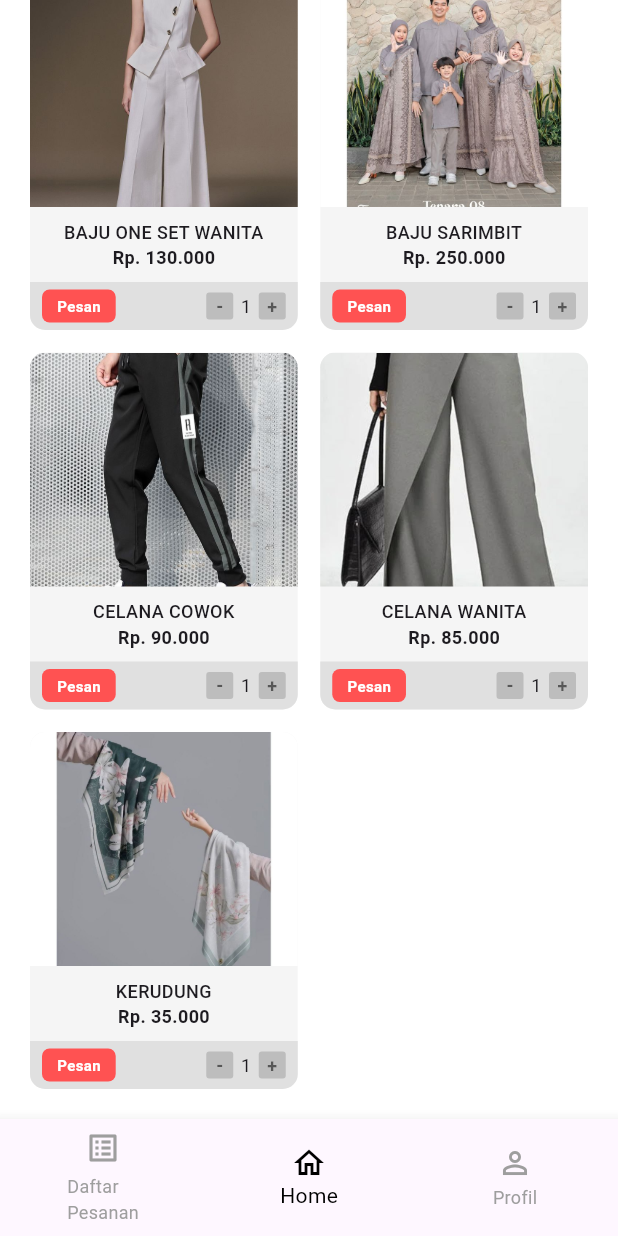
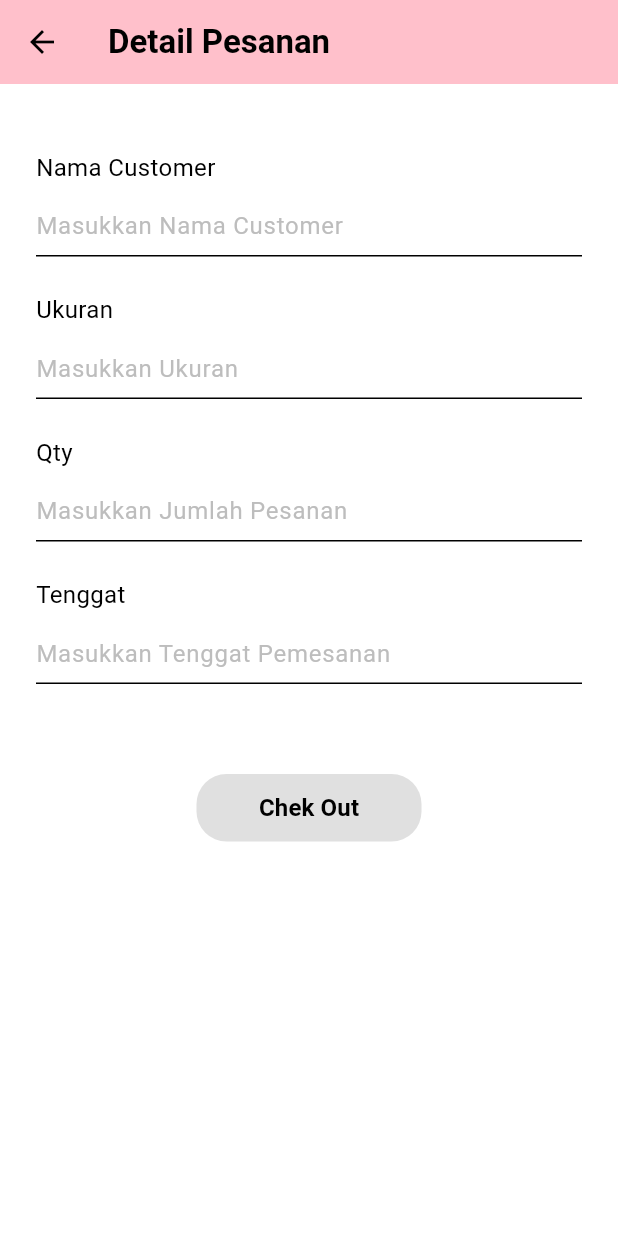
Before and after one commit to mufidaa14/UTS_Umey, a Flutter app: the HomeScreen screen opened directly, scrolled down 541 dp, after a tap on "Pesan", on a phone screen of 412 x 824 dp. Run offline on Flutter 3.47's test engine with Material 3 defaults, Android fonts, the light colour scheme and no system bars.

Commit message:
komit 4: menambah halaman detail pesanan

```diff
--- /dev/null
+++ b/lib/detail_pesanan_screen.dart
@@ -0,0 +1,114 @@
+import 'package:flutter/material.dart';
+
+class DetailPesananScreen extends StatelessWidget {
+  const DetailPesananScreen({super.key});
+
+  @override
+  Widget build(BuildContext context) {
+    return Scaffold(
+      backgroundColor: Colors.white,
+      appBar: AppBar(
+        title: const Text(
+          'Detail Pesanan',
+          style: TextStyle(
+            color: Colors.black,
+            fontWeight: FontWeight.bold,
+          ),
+        ),
+        backgroundColor: const Color(0xFFFFC0CB), // Soft pink
+        elevation: 0,
+        leading: IconButton(
+          icon: const Icon(Icons.arrow_back, color: Colors.black),
+          onPressed: () => Navigator.pop(context),
+        ),
+      ),
+      body: Padding(
+        padding: const EdgeInsets.all(24.0),
+        child: Column(
+          crossAxisAlignment: CrossAxisAlignment.start,
+          children: [
+            const SizedBox(height: 20),
+
+            // Nama Customer
+            _buildLabel('Nama Customer'),
+            _buildTextField('Masukkan Nama Customer'),
+            const SizedBox(height: 24),
+
+            // Ukuran
+            _buildLabel('Ukuran'),
+            _buildTextField('Masukkan Ukuran'),
+            const SizedBox(height: 24),
+
+            // Qty
+            _buildLabel('Qty'),
+            _buildTextField('Masukkan Jumlah Pesanan'),
+            const SizedBox(height: 24),
+
+            // Tenggat
+            _buildLabel('Tenggat'),
+            _buildTextField('Masukkan Tenggat Pemesanan'),
+            const SizedBox(height: 60),
+
+            // Check Out Button
+            Center(
+              child: SizedBox(
+                height: 45,
+                width: 150,
+                child: ElevatedButton(
+                  onPressed: () {
+                    // TODO: Implement Checkout Action
+                  },
+                  style: ElevatedButton.styleFrom(
+                    backgroundColor: Colors.grey[300], // Light grey button
+                    foregroundColor: Colors.black, // Text color
+                    elevation: 0,
+                    shape: RoundedRectangleBorder(
+                      borderRadius: BorderRadius.circular(20),
+                    ),
+                  ),
+                  child: const Text(
+                    'Chek Out', // Matching the reference image text exactly
+                    style: TextStyle(
+                      fontWeight: FontWeight.bold,
+                      fontSize: 16,
+                    ),
+                  ),
+                ),
+              ),
+            ),
+          ],
+        ),
+      ),
+    );
+  }
+
+  Widget _buildLabel(String text) {
+    return Padding(
+      padding: const EdgeInsets.only(bottom: 8.0),
+      child: Text(
+        text,
+        style: const TextStyle(
+          fontSize: 16,
+          color: Colors.black,
+        ),
+      ),
+    );
+  }
+
+  Widget _buildTextField(String hint) {
+    return TextField(
+      decoration: InputDecoration(
+        hintText: hint,
+        hintStyle: TextStyle(color: Colors.grey[400]),
+        enabledBorder: const UnderlineInputBorder(
+          borderSide: BorderSide(color: Colors.black),
+        ),
+        focusedBorder: const UnderlineInputBorder(
+          borderSide: BorderSide(color: Colors.black, width: 2),
+        ),
+        contentPadding: const EdgeInsets.symmetric(vertical: 8),
+        isDense: true,
+      ),
+    );
+  }
+}
--- a/lib/home_screen.dart
+++ b/lib/home_screen.dart
@@ -1,4 +1,5 @@
 import 'package:flutter/material.dart';
+import 'package:uts_umey/detail_pesanan_screen.dart';
 
 class HomeScreen extends StatefulWidget {
   const HomeScreen({super.key});
@@ -236,7 +237,10 @@ class _HomeScreenState extends State<HomeScreen> {
                 // Pesan Button
                 GestureDetector(
                     onTap: () {
-                         // TODO: Implement Order Action
+                         Navigator.push(
+                           context,
+                           MaterialPageRoute(builder: (context) => const DetailPesananScreen()),
+                         );
                     },
                     child: Container(
                     padding: const EdgeInsets.symmetric(horizontal: 10, vertical: 4),
```
